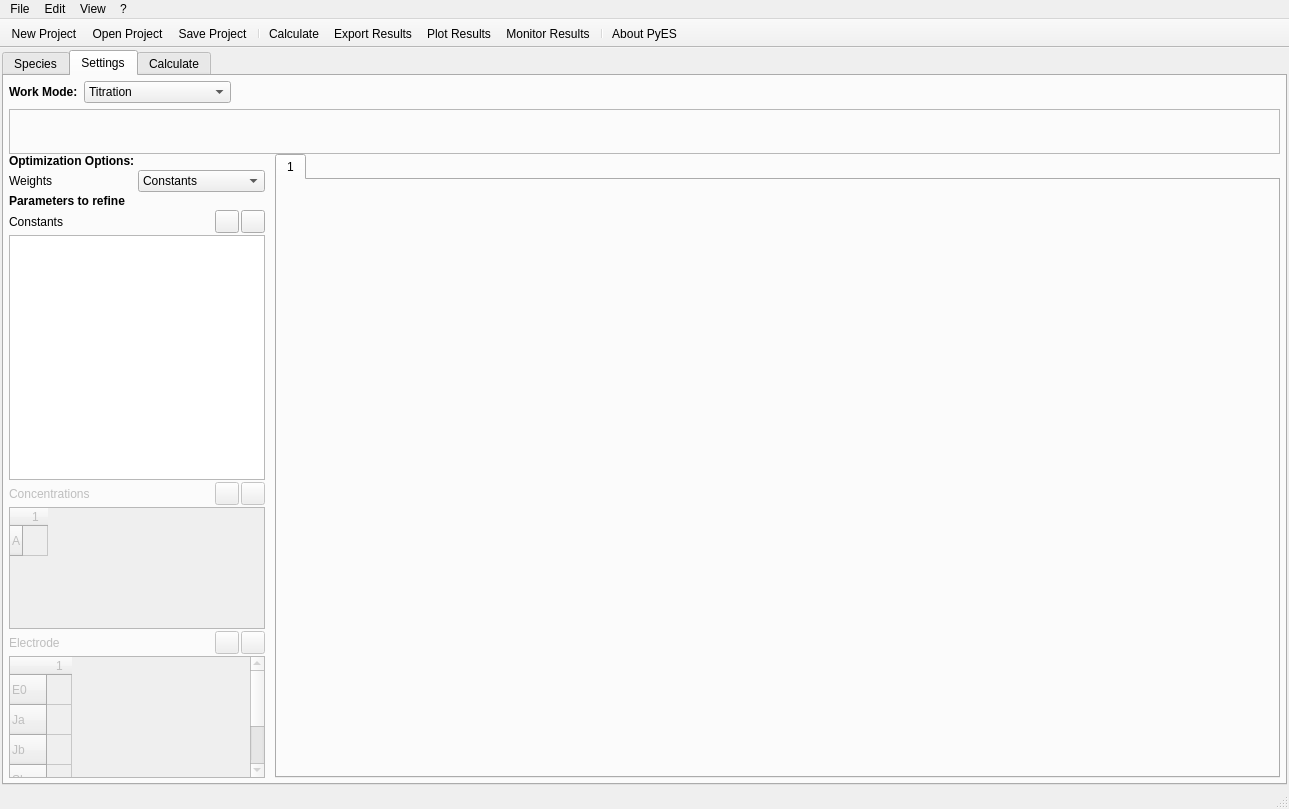
Qt form src/main/python/pyes/ui/PyES_main.ui (PyES-software/PyES) before a commit.
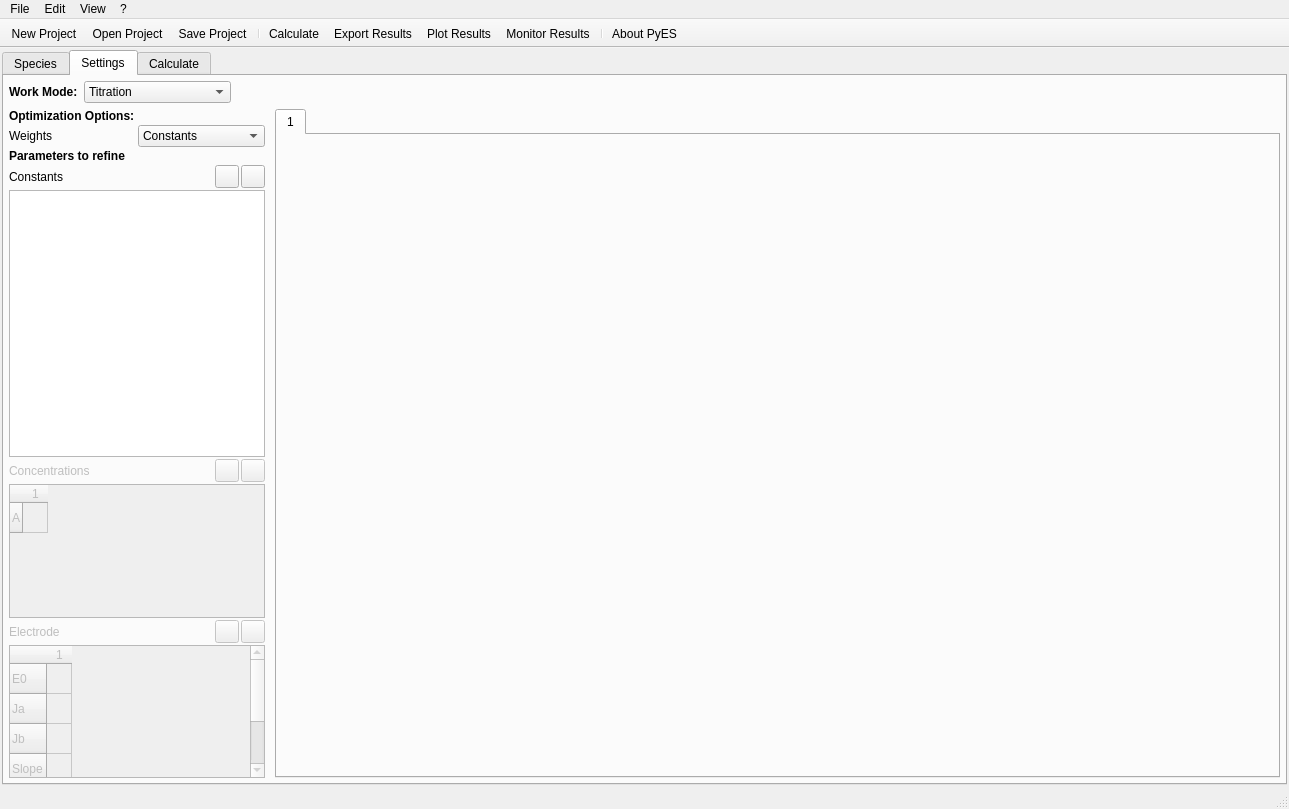
The same form after that commit. The open tabs and pages were chosen to show the change. Icons and pictures are not drawn. Custom widgets are drawn as their Qt base class.

Commit message: [enh] Improve Titration settings button location

```diff
--- a/src/main/python/pyes/ui/PyES_main.ui
+++ b/src/main/python/pyes/ui/PyES_main.ui
@@ -2076,77 +2076,6 @@
             <property name="bottomMargin">
              <number>0</number>
             </property>
-            <item>
-             <widget class="QFrame" name="frame_3">
-              <property name="sizePolicy">
-               <sizepolicy hsizetype="Preferred" vsizetype="Maximum">
-                <horstretch>0</horstretch>
-                <verstretch>0</verstretch>
-               </sizepolicy>
-              </property>
-              <property name="frameShape">
-               <enum>QFrame::Shape::StyledPanel</enum>
-              </property>
-              <property name="frameShadow">
-               <enum>QFrame::Shadow::Raised</enum>
-              </property>
-              <layout class="QHBoxLayout" name="horizontalLayout_11">
-               <item>
-                <widget class="QToolButton" name="add_titration">
-                 <property name="text">
-                  <string/>
-                 </property>
-                 <property name="icon">
-                  <iconset resource="../../../resources/base/resources.qrc">
-                   <normaloff>:/icons/plus.png</normaloff>:/icons/plus.png</iconset>
-                 </property>
-                 <property name="iconSize">
-                  <size>
-                   <width>18</width>
-                   <height>18</height>
-                  </size>
-                 </property>
-                 <property name="autoRaise">
-                  <bool>true</bool>
-                 </property>
-                </widget>
-               </item>
-               <item>
-                <widget class="QToolButton" name="remove_titration">
-                 <property name="text">
-                  <string/>
-                 </property>
-                 <property name="icon">
-                  <iconset resource="../../../resources/base/resources.qrc">
-                   <normaloff>:/icons/minus.png</normaloff>:/icons/minus.png</iconset>
-                 </property>
-                 <property name="iconSize">
-                  <size>
-                   <width>18</width>
-                   <height>18</height>
-                  </size>
-                 </property>
-                 <property name="autoRaise">
-                  <bool>true</bool>
-                 </property>
-                </widget>
-               </item>
-               <item>
-                <spacer name="horizontalSpacer_4">
-                 <property name="orientation">
-                  <enum>Qt::Orientation::Horizontal</enum>
-                 </property>
-                 <property name="sizeHint" stdset="0">
-                  <size>
-                   <width>40</width>
-                   <height>20</height>
-                  </size>
-                 </property>
-                </spacer>
-               </item>
-              </layout>
-             </widget>
-            </item>
             <item>
              <layout class="QHBoxLayout" name="horizontalLayout_13" stretch="0,1">
               <property name="spacing">
```
Left out of the diff: 92 changed lines with no effect on the pictures. The commit also changes 3 other files.
